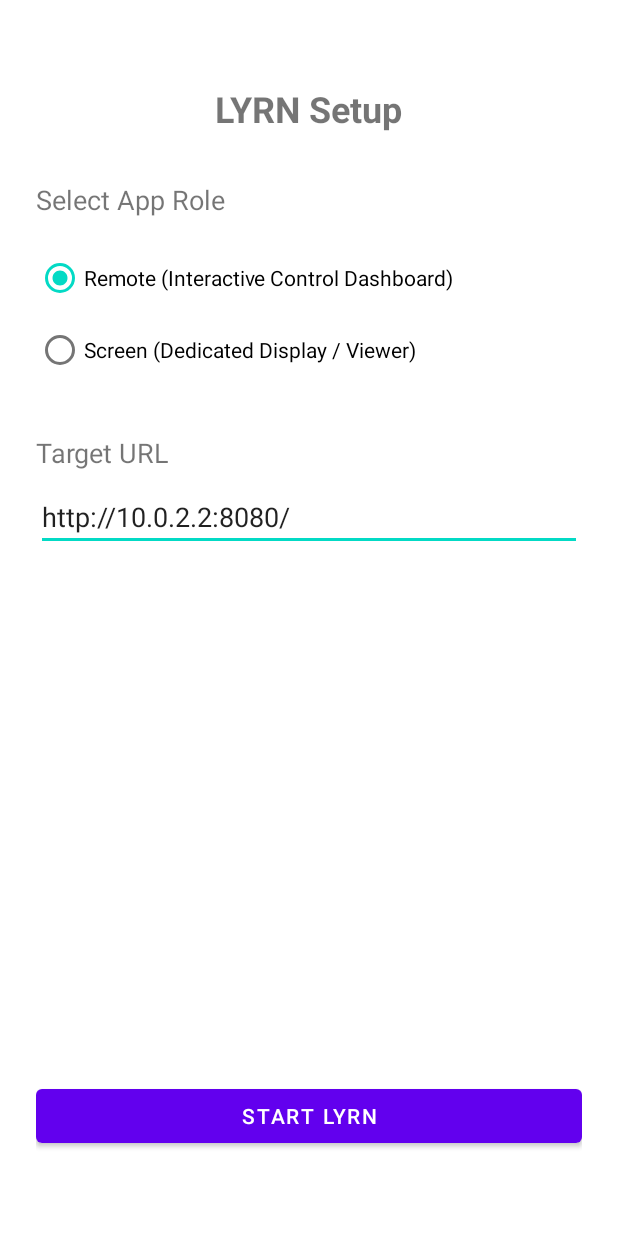
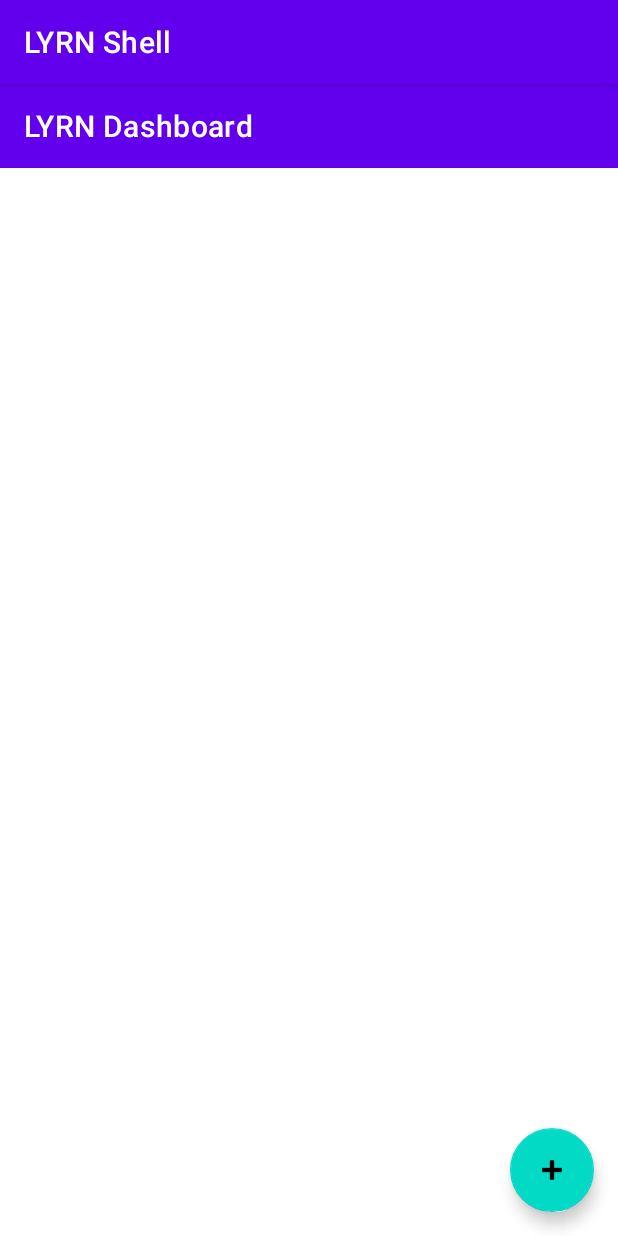
Before and after one commit to bsides230/LYRN-APK, an Android app: the screen it shows after launch (SetupActivity before the commit, DashboardActivity after it), on a phone screen of 412 x 824 dp. Run offline under Robolectric (Android 15) with nearby library versions, the light colour scheme and no system bars.

Commit message:
Complete Phase 2: Dashboard UI & Node Management
- Created DashboardActivity with RecyclerView and NodeAdapter
- Created layouts for dashboard, node card, and edit node dialog
- Removed legacy SetupActivity
- Updated AndroidManifest.xml, MainActivity, and NativeBridge
- Updated tracking documents with phase completion and build notes

```diff
--- a/android_shell/app/src/main/AndroidManifest.xml
+++ b/android_shell/app/src/main/AndroidManifest.xml
@@ -11,7 +11,7 @@
         android:supportsRtl="true"
         android:theme="@style/Theme.LYRNShell">
         <activity
-            android:name=".SetupActivity"
+            android:name=".ui.dashboard.DashboardActivity"
             android:exported="true"
             android:theme="@style/Theme.LYRNShell">
             <intent-filter>
--- a/android_shell/app/src/main/java/com/lyrn/shell/NativeBridge.kt
+++ b/android_shell/app/src/main/java/com/lyrn/shell/NativeBridge.kt
@@ -19,7 +19,7 @@ class NativeBridge(private val context: Context, private val appConfig: AppConfi
     @JavascriptInterface
     fun resetConfig() {
         appConfig.reset()
-        val intent = Intent(context, SetupActivity::class.java)
+        val intent = Intent(context, com.lyrn.shell.ui.dashboard.DashboardActivity::class.java)
         intent.flags = Intent.FLAG_ACTIVITY_NEW_TASK or Intent.FLAG_ACTIVITY_CLEAR_TASK
         context.startActivity(intent)
     }
--- a/android_shell/app/src/main/java/com/lyrn/shell/SetupActivity.kt
+++ /dev/null
@@ -1,60 +0,0 @@
-package com.lyrn.shell
-
-import android.content.Intent
-import android.os.Bundle
-import android.widget.Button
-import android.widget.EditText
-import android.widget.RadioButton
-import android.widget.RadioGroup
-import androidx.appcompat.app.AppCompatActivity
-
-class SetupActivity : AppCompatActivity() {
-    private lateinit var appConfig: AppConfig
-
-    override fun onCreate(savedInstanceState: Bundle?) {
-        super.onCreate(savedInstanceState)
-
-        appConfig = AppConfig(this)
-
-        if (appConfig.isSetupComplete) {
-            launchMainActivity()
-            return
-        }
-
-        setContentView(R.layout.activity_setup)
-        supportActionBar?.hide()
-
-        val rgRole = findViewById<RadioGroup>(R.id.rgRole)
-        val rbRemote = findViewById<RadioButton>(R.id.rbRemote)
-        val rbScreen = findViewById<RadioButton>(R.id.rbScreen)
-        val etUrl = findViewById<EditText>(R.id.etUrl)
-        val btnSave = findViewById<Button>(R.id.btnSave)
-
-        // Load existing values if any
-        etUrl.setText(appConfig.targetUrl)
-        if (appConfig.role == AppConfig.ROLE_SCREEN) {
-            rbScreen.isChecked = true
-        } else {
-            rbRemote.isChecked = true
-        }
-
-        btnSave.setOnClickListener {
-            val selectedRole = if (rbScreen.isChecked) AppConfig.ROLE_SCREEN else AppConfig.ROLE_REMOTE
-            val enteredUrl = etUrl.text.toString().trim()
-
-            val finalUrl = if (enteredUrl.isEmpty()) AppConfig.DEFAULT_URL else enteredUrl
-
-            appConfig.role = selectedRole
-            appConfig.targetUrl = finalUrl
-            appConfig.isSetupComplete = true
-
-            launchMainActivity()
-        }
-    }
-
-    private fun launchMainActivity() {
-        val intent = Intent(this, MainActivity::class.java)
-        startActivity(intent)
-        finish()
-    }
-}
--- /dev/null
+++ b/android_shell/app/src/main/java/com/lyrn/shell/ui/dashboard/NodeAdapter.kt
@@ -0,0 +1,60 @@
+package com.lyrn.shell.ui.dashboard
+
+import android.graphics.Color
+import android.view.LayoutInflater
+import android.view.View
+import android.view.ViewGroup
+import android.widget.ImageView
+import android.widget.TextView
+import androidx.recyclerview.widget.RecyclerView
+import com.lyrn.shell.R
+import com.lyrn.shell.model.Node
+
+class NodeAdapter(
+    private var nodes: List<Node>,
+    private val onEditClick: (Node) -> Unit,
+    private val onDeleteClick: (Node) -> Unit,
+    private val onNodeClick: (Node) -> Unit
+) : RecyclerView.Adapter<NodeAdapter.NodeViewHolder>() {
+
+    class NodeViewHolder(view: View) : RecyclerView.ViewHolder(view) {
+        val colorIndicator: View = view.findViewById(R.id.colorIndicator)
+        val tvNodeName: TextView = view.findViewById(R.id.tvNodeName)
+        val tvCategory: TextView = view.findViewById(R.id.tvCategory)
+        val tvNodeUrl: TextView = view.findViewById(R.id.tvNodeUrl)
+        val tvNodeRole: TextView = view.findViewById(R.id.tvNodeRole)
+        val ivEdit: ImageView = view.findViewById(R.id.ivEdit)
+        val ivDelete: ImageView = view.findViewById(R.id.ivDelete)
+    }
+
+    override fun onCreateViewHolder(parent: ViewGroup, viewType: Int): NodeViewHolder {
+        val view = LayoutInflater.from(parent.context)
+            .inflate(R.layout.item_node_card, parent, false)
+        return NodeViewHolder(view)
+    }
+
+    override fun onBindViewHolder(holder: NodeViewHolder, position: Int) {
+        val node = nodes[position]
+        holder.tvNodeName.text = node.name
+        holder.tvCategory.text = "Category: ${node.category}"
+        holder.tvNodeUrl.text = node.url
+        holder.tvNodeRole.text = "Role: ${node.role}"
+
+        try {
+            holder.colorIndicator.setBackgroundColor(Color.parseColor(node.color))
+        } catch (e: IllegalArgumentException) {
+            holder.colorIndicator.setBackgroundColor(Color.LTGRAY)
+        }
+
+        holder.ivEdit.setOnClickListener { onEditClick(node) }
+        holder.ivDelete.setOnClickListener { onDeleteClick(node) }
+        holder.itemView.setOnClickListener { onNodeClick(node) }
+    }
+
+    override fun getItemCount() = nodes.size
+
+    fun updateNodes(newNodes: List<Node>) {
+        nodes = newNodes
+        notifyDataSetChanged()
+    }
+}
--- /dev/null
+++ b/android_shell/app/src/main/res/layout/activity_dashboard.xml
@@ -0,0 +1,40 @@
+<?xml version="1.0" encoding="utf-8"?>
+<androidx.constraintlayout.widget.ConstraintLayout xmlns:android="http://schemas.android.com/apk/res/android"
+    xmlns:app="http://schemas.android.com/apk/res-auto"
+    xmlns:tools="http://schemas.android.com/tools"
+    android:layout_width="match_parent"
+    android:layout_height="match_parent"
+    tools:context=".ui.dashboard.DashboardActivity">
+
+    <androidx.appcompat.widget.Toolbar
+        android:id="@+id/toolbar"
+        android:layout_width="match_parent"
+        android:layout_height="?attr/actionBarSize"
+        android:background="?attr/colorPrimary"
+        app:titleTextColor="@android:color/white"
+        app:title="LYRN Dashboard"
+        app:layout_constraintTop_toTopOf="parent" />
+
+    <androidx.recyclerview.widget.RecyclerView
+        android:id="@+id/recyclerViewNodes"
+        android:layout_width="0dp"
+        android:layout_height="0dp"
+        android:padding="8dp"
+        android:clipToPadding="false"
+        app:layout_constraintBottom_toBottomOf="parent"
+        app:layout_constraintEnd_toEndOf="parent"
+        app:layout_constraintStart_toStartOf="parent"
+        app:layout_constraintTop_toBottomOf="@id/toolbar"
+        tools:listitem="@layout/item_node_card" />
+
+    <com.google.android.material.floatingactionbutton.FloatingActionButton
+        android:id="@+id/fabAddNode"
+        android:layout_width="wrap_content"
+        android:layout_height="wrap_content"
+        android:layout_margin="16dp"
+        android:contentDescription="Add Node"
+        app:srcCompat="@android:drawable/ic_input_add"
+        app:layout_constraintBottom_toBottomOf="parent"
+        app:layout_constraintEnd_toEndOf="parent" />
+
+</androidx.constraintlayout.widget.ConstraintLayout>
--- a/android_shell/app/src/main/res/layout/activity_setup.xml
+++ /dev/null
@@ -1,86 +0,0 @@
-<?xml version="1.0" encoding="utf-8"?>
-<androidx.constraintlayout.widget.ConstraintLayout xmlns:android="http://schemas.android.com/apk/res/android"
-    xmlns:app="http://schemas.android.com/apk/res-auto"
-    xmlns:tools="http://schemas.android.com/tools"
-    android:layout_width="match_parent"
-    android:layout_height="match_parent"
-    android:padding="24dp"
-    tools:context=".SetupActivity">
-
-    <TextView
-        android:id="@+id/tvTitle"
-        android:layout_width="wrap_content"
-        android:layout_height="wrap_content"
-        android:text="LYRN Setup"
-        android:textSize="24sp"
-        android:textStyle="bold"
-        app:layout_constraintTop_toTopOf="parent"
-        app:layout_constraintStart_toStartOf="parent"
-        app:layout_constraintEnd_toEndOf="parent"
-        android:layout_marginTop="32dp"/>
-
-    <TextView
-        android:id="@+id/tvRoleLabel"
-        android:layout_width="wrap_content"
-        android:layout_height="wrap_content"
-        android:text="Select App Role"
-        android:textSize="18sp"
-        app:layout_constraintTop_toBottomOf="@id/tvTitle"
-        app:layout_constraintStart_toStartOf="parent"
-        android:layout_marginTop="32dp"/>
-
-    <RadioGroup
-        android:id="@+id/rgRole"
-        android:layout_width="0dp"
-        android:layout_height="wrap_content"
-        app:layout_constraintStart_toStartOf="parent"
-        app:layout_constraintEnd_toEndOf="parent"
-        app:layout_constraintTop_toBottomOf="@id/tvRoleLabel"
-        android:layout_marginTop="16dp">
-
-        <RadioButton
-            android:id="@+id/rbRemote"
-            android:layout_width="wrap_content"
-            android:layout_height="wrap_content"
-            android:text="Remote (Interactive Control Dashboard)"
-            android:checked="true"/>
-
-        <RadioButton
-            android:id="@+id/rbScreen"
-            android:layout_width="wrap_content"
-            android:layout_height="wrap_content"
-            android:text="Screen (Dedicated Display / Viewer)"/>
-    </RadioGroup>
-
-    <TextView
-        android:id="@+id/tvUrlLabel"
-        android:layout_width="wrap_content"
-        android:layout_height="wrap_content"
-        android:text="Target URL"
-        android:textSize="18sp"
-        app:layout_constraintTop_toBottomOf="@id/rgRole"
-        app:layout_constraintStart_toStartOf="parent"
-        android:layout_marginTop="32dp"/>
-
-    <EditText
-        android:id="@+id/etUrl"
-        android:layout_width="0dp"
-        android:layout_height="wrap_content"
-        app:layout_constraintStart_toStartOf="parent"
-        app:layout_constraintEnd_toEndOf="parent"
-        android:hint="http://10.0.2.2:8080/"
-        android:inputType="textUri"
-        app:layout_constraintTop_toBottomOf="@id/tvUrlLabel"
-        android:layout_marginTop="8dp"/>
-
-    <Button
-        android:id="@+id/btnSave"
-        android:layout_width="0dp"
-        android:layout_height="wrap_content"
-        app:layout_constraintStart_toStartOf="parent"
-        app:layout_constraintEnd_toEndOf="parent"
-        android:text="Start LYRN"
-        app:layout_constraintBottom_toBottomOf="parent"
-        android:layout_marginBottom="32dp"/>
-
-</androidx.constraintlayout.widget.ConstraintLayout>
```
Also changed, not shown: android_shell/app/src/main/java/com/lyrn/shell/MainActivity.kt (+1 -6 lines), android_shell/app/src/main/java/com/lyrn/shell/ui/dashboard/DashboardActivity.kt (added, +135 -0 lines), android_shell/app/src/main/res/layout/dialog_node_edit.xml (added, +91 -0 lines), android_shell/app/src/main/res/layout/item_node_card.xml (added, +93 -0 lines), 2 other files.
